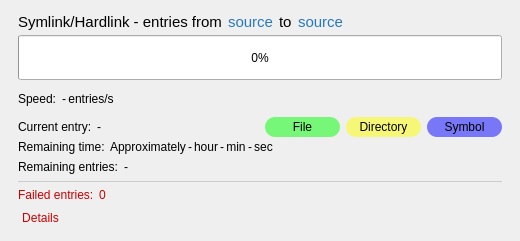
JaderoChan/EasyLink, file src/filelink/progress_widget.ui: the form before one commit.
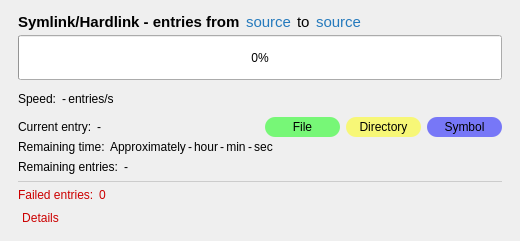
The form after the commit. Icons and pictures are not drawn.

Commit message: 加粗HeaderText1

The edit to the form file:
```diff
--- a/src/filelink/progress_widget.ui
+++ b/src/filelink/progress_widget.ui
@@ -84,6 +84,13 @@
          </property>
          <item>
           <widget class="QLabel" name="headerText1">
+           <property name="font">
+            <font>
+             <pointsize>11</pointsize>
+             <bold>true</bold>
+             <stylestrategy>PreferAntialias</stylestrategy>
+            </font>
+           </property>
            <property name="text">
             <string>Symlink/Hardlink - entries from</string>
            </property>
```
